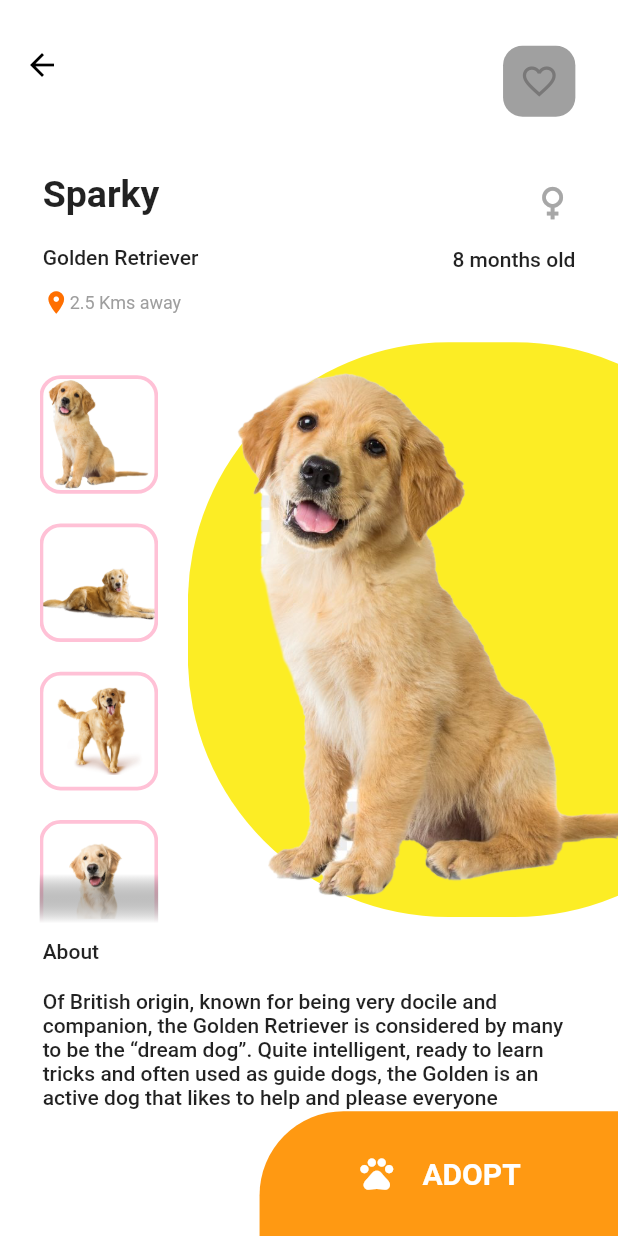
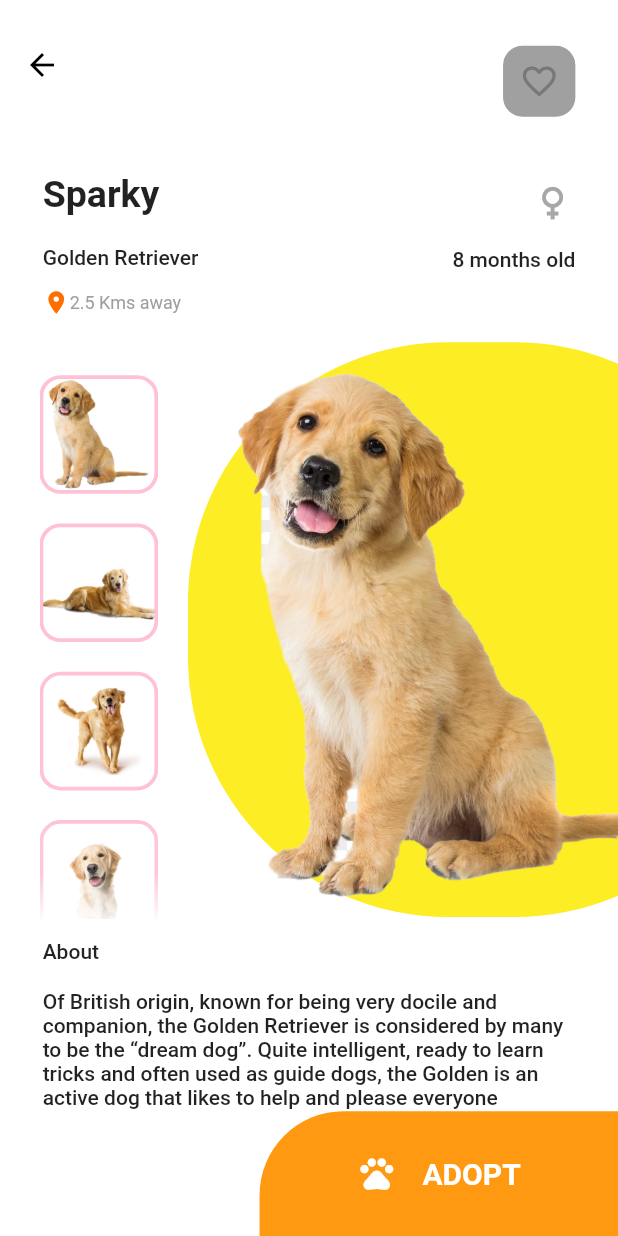
Before and after one commit to Shinibak/Challenge02-Fteam, a Flutter app: the screen it shows after launch, after a tap on "Sparky", on a phone screen of 412 x 824 dp. Run offline on Flutter 3.47's test engine with Material 2 defaults, Android fonts, the phone set to English and light mode, and no system bars.

Commit message:
ultima correção

```diff
--- a/lib/src/widgets/button_widget.dart
+++ b/lib/src/widgets/button_widget.dart
@@ -30,7 +30,9 @@ class ButtonWidget extends StatelessWidget {
             child: SizedBox(
               height: screenSize.width * 0.064,
               width: screenSize.width * 0.064,
-              child: Image.asset(buttonsList.icon),
+              child: Image.asset(
+                buttonsList.icon,
+              ),
             ),
           ),
           Text(
--- a/lib/src/widgets/list_view_widget.dart
+++ b/lib/src/widgets/list_view_widget.dart
@@ -12,9 +12,6 @@ class ListViewWidget extends StatelessWidget {
       width: screenSize.width * 0.192,
       child: Stack(
         children: [
-          const Expanded(
-            child: SizedBox(),
-          ),
           ListView.builder(
             itemCount: photosList.length,
             itemBuilder: (BuildContext context, int index) {
@@ -28,13 +25,13 @@ class ListViewWidget extends StatelessWidget {
             alignment: Alignment.bottomCenter,
             child: Container(
               height: screenSize.width * 0.16,
-              decoration: const BoxDecoration(
+              decoration: BoxDecoration(
                 gradient: LinearGradient(
                   begin: Alignment.bottomCenter,
                   end: Alignment.center,
                   colors: [
                     Colors.white,
-                    Colors.transparent,
+                    Colors.white.withOpacity(0.1),
                   ],
                 ),
               ),
```
